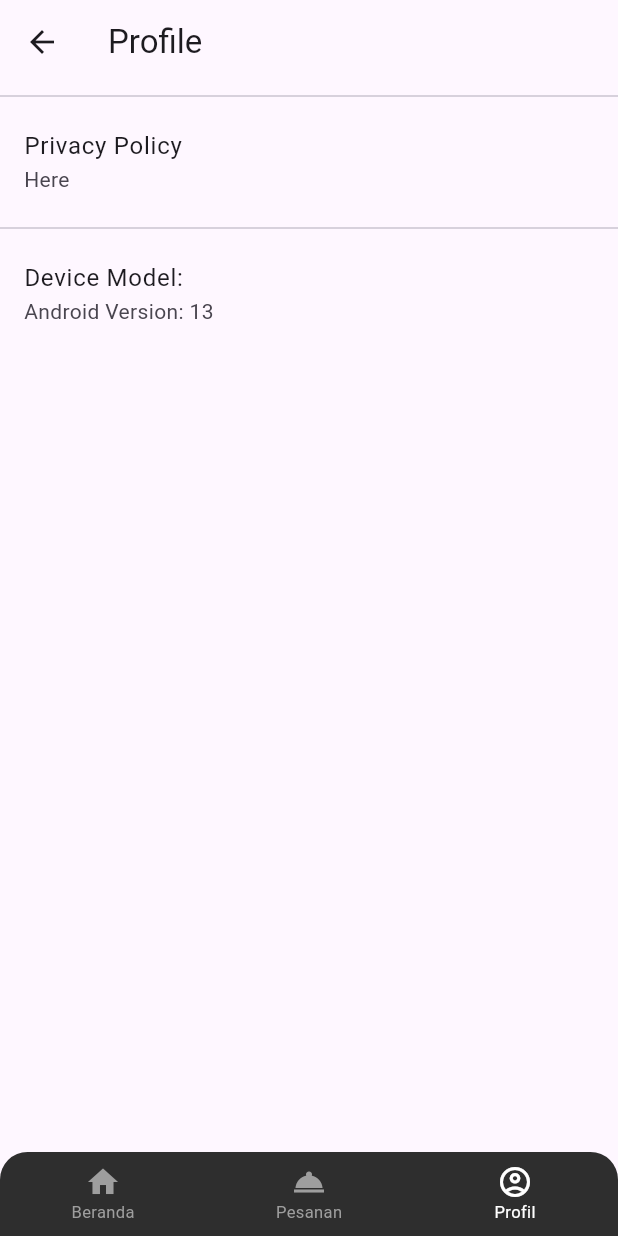
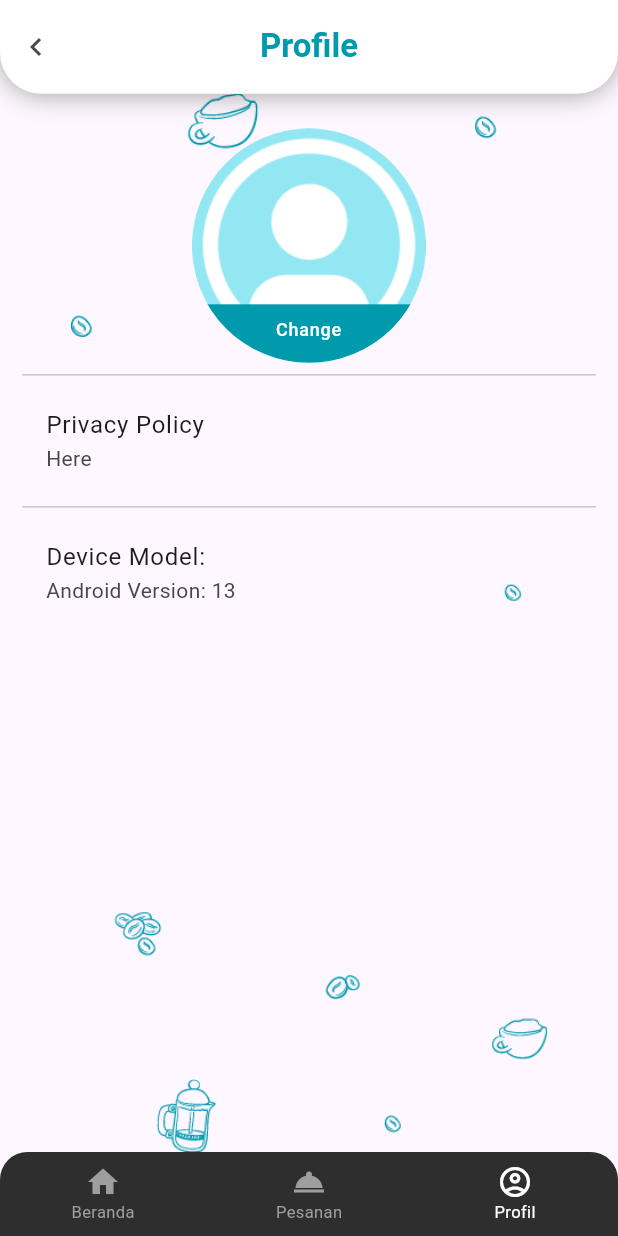
Before and after one commit to tektungg/venturo-javacode-rama, a Flutter app: the ProfileScreen screen opened by its route, on a phone screen of 412 x 824 dp. Run offline on Flutter 3.47's test engine with Material 3 defaults, Android fonts, the phone set to English and light mode, and no system bars; our stand-ins replace cached_network_image, device_info_plus, dio, dropdown_button2, firebase_analytics, firebase_auth and 20 more; missing offline and left inert: app_settings, fast_rsa, flutter_inappwebview, panara_dialogs; accounts and stored records are empty; key blocks and very long unbroken strings in the code were emptied for the run.

Commit message:
add : edit profile photo

```diff
--- a/lib/constants/core/assets/image_constant.dart
+++ b/lib/constants/core/assets/image_constant.dart
@@ -2,6 +2,7 @@ class ImageConstant {
   ImageConstant._();
   static const String logo = 'assets/images/logo.png';
   static const String bgPattern2 = 'assets/images/bg_pattern2.png';
+  static const String bgProfile = 'assets/images/bg_profile.png';
   static const String location = 'assets/images/location.png';
   static const String promo1 = 'assets/images/bg_promo1.png';
   static const String promo2 = 'assets/images/bg_promo2.png';
--- a/lib/features/profile/view/ui/profile_screen.dart
+++ b/lib/features/profile/view/ui/profile_screen.dart
@@ -1,63 +1,122 @@
-import 'dart:io';
-
-import 'package:firebase_analytics/firebase_analytics.dart';
-import 'package:flutter/foundation.dart';
 import 'package:flutter/material.dart';
-import 'package:venturo_core/features/profile/constants/profile_assets_constant.dart';
+import 'package:flutter_screenutil/flutter_screenutil.dart';
+import 'package:get/get.dart';
+import 'package:venturo_core/constants/core/assets/image_constant.dart';
 import 'package:venturo_core/features/profile/controllers/profile_controller.dart';
+import 'package:venturo_core/shared/styles/color_style.dart';
 import 'package:venturo_core/shared/widgets/tile_option.dart';
 import 'package:venturo_core/shared/widgets/bottom_navbar.dart';
-
-import 'package:get/get.dart';
+import 'package:flutter_conditional_rendering/conditional.dart';
 
 class ProfileScreen extends StatelessWidget {
-  ProfileScreen({super.key});
-
-  static FirebaseAnalytics analytics = FirebaseAnalytics.instance;
-
-  final assetsConstant = ProfileAssetsConstant();
+  const ProfileScreen({super.key});
 
   @override
   Widget build(BuildContext context) {
-    Get.put(ProfileController());
-
-    /// Google analytics untuk tracking user di setiap halaman
-    if (Platform.isAndroid) {
-      /// Tracking bawah dia masuk screen lupa password di device android
-      analytics.logScreenView(
-        screenName: 'Forgot Password Screen',
-        screenClass: 'Android',
-      );
-    } else if (Platform.isIOS) {
-      /// Tracking bawah dia masuk screen lupa password di device ios
-      analytics.logScreenView(
-        screenName: 'Forgot Password Screen',
-        screenClass: 'IOS',
-      );
-    } else if (Platform.isMacOS) {
-      /// Tracking bawah dia masuk screen lupa password di device macos
-      analytics.logScreenView(
-        screenName: 'Forgot Password Screen',
-        screenClass: 'MacOS',
-      );
-    }
-
-    if (kIsWeb) {
-      /// Tracking bawah dia masuk screen lupa password di device web
-      analytics.logScreenView(
-        screenName: 'Forgot Password Screen',
-        screenClass: 'Web',
-      );
-    }
-
     return Scaffold(
-      appBar: AppBar(
-        title: const Text('Profile'),
+      appBar: PreferredSize(
+        preferredSize: Size.fromHeight(68.h),
+        child: SafeArea(
+          child: Container(
+            width: double.infinity,
+            height: 68.h,
+            padding: EdgeInsets.symmetric(vertical: 10.h),
+            decoration: BoxDecoration(
+              color: Colors.white,
+              borderRadius:
+                  BorderRadius.vertical(bottom: Radius.circular(30.r)),
+              boxShadow: const [
+                BoxShadow(
+                  color: Color.fromARGB(111, 24, 24, 24),
+                  blurRadius: 15,
+                  spreadRadius: -1,
+                  offset: Offset(0, 1),
                 ),
-      body: Stack(
+              ],
+            ),
+            child: Stack(
               children: [
-          ListView(
+                Align(
+                  alignment: Alignment.centerLeft,
+                  child: IconButton(
+                    icon: const Icon(Icons.chevron_left),
+                    onPressed: () => Get.back(),
+                  ),
+                ),
+                Center(
+                  child: Text(
+                    'Profile'.tr,
+                    style: Get.textTheme.titleLarge?.copyWith(
+                        fontWeight: FontWeight.bold, color: ColorStyle.primary),
+                  ),
+                ),
+              ],
+            ),
+          ),
+        ),
+      ),
+      body: Container(
+        decoration: const BoxDecoration(
+          image: DecorationImage(
+            image: AssetImage(ImageConstant.bgPattern2),
+            fit: BoxFit.fitHeight,
+            alignment: Alignment.center,
+          ),
+        ),
+        child: ListView(
+          padding: EdgeInsets.symmetric(horizontal: 16.r, vertical: 25.r),
           children: [
+            /// Profile Icon
+            Center(
+              child: Container(
+                width: 170.r,
+                height: 170.r,
+                clipBehavior: Clip.antiAlias,
+                decoration: const BoxDecoration(shape: BoxShape.circle),
+                child: Stack(
+                  children: [
+                    Obx(
+                      () => Conditional.single(
+                        context: context,
+                        conditionBuilder: (context) =>
+                            ProfileController.to.imageFile != null,
+                        widgetBuilder: (context) => Image.file(
+                          ProfileController.to.imageFile!,
+                          width: 170.r,
+                          height: 170.r,
+                          fit: BoxFit.cover,
+                        ),
+                        fallbackBuilder: (context) => Image.asset(
+                          ImageConstant.bgProfile,
+                          width: 170.r,
+                          height: 170.r,
+                          fit: BoxFit.cover,
+                        ),
+                      ),
+                    ),
+                    Align(
+                      alignment: Alignment.bottomCenter,
+                      child: Material(
+                        color: ColorStyle.primary,
+                        child: InkWell(
+                          onTap: ProfileController.to.pickImage,
+                          child: Container(
+                            width: double.infinity,
+                            padding: EdgeInsets.only(top: 10.r, bottom: 15.r),
+                            child: Text(
+                              "Change".tr,
+                              style: Get.textTheme.labelMedium!
+                                  .copyWith(color: Colors.white),
+                              textAlign: TextAlign.center,
+                            ),
+                          ),
+                        ),
+                      ),
+                    )
+                  ],
+                ),
+              ),
+            ),
             const Divider(),
             TileOption(
               title: 'Privacy Policy'.tr,
@@ -75,14 +134,8 @@ class ProfileScreen extends StatelessWidget {
             }),
           ],
         ),
-          Positioned(
-            bottom: 0,
-            left: 0,
-            right: 0,
-            child: BottomNavbar(),
       ),
-        ],
-      ),
+      bottomNavigationBar: BottomNavbar(),
     );
   }
 }
--- a/pubspec.yaml
+++ b/pubspec.yaml
@@ -40,6 +40,8 @@ dependencies:
   google_sign_in: ^6.2.2
   hive_flutter: ^1.1.0
   http: ^1.2.2
+  image_cropper: ^8.0.1
+  image_picker: ^0.8.7+5
   intl: ^0.18.1
   loadmore: ^2.1.0
   logger: ^2.5.0
```
Also changed, not shown: lib/features/profile/controllers/profile_controller.dart (+55 -1 lines), lib/shared/widgets/image_picker_dialog.dart (added, +57 -0 lines), assets/images/bg_profile.png (added), pubspec.lock, 6 other files. Lines whose indentation alone changed are shown as unchanged.
